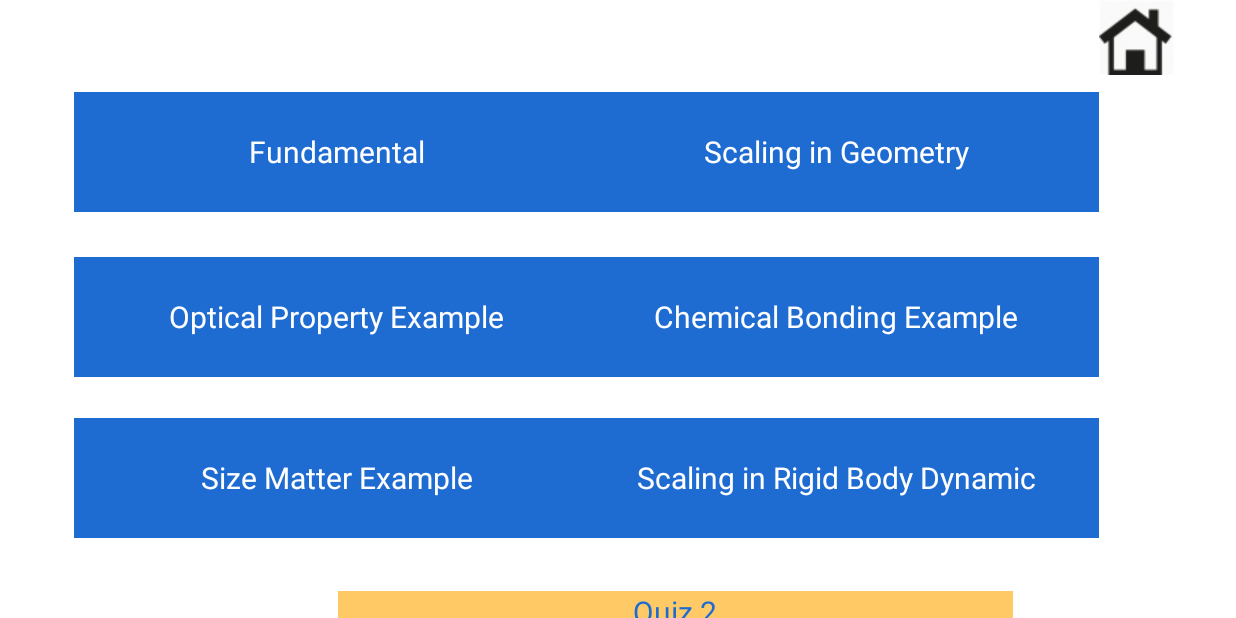
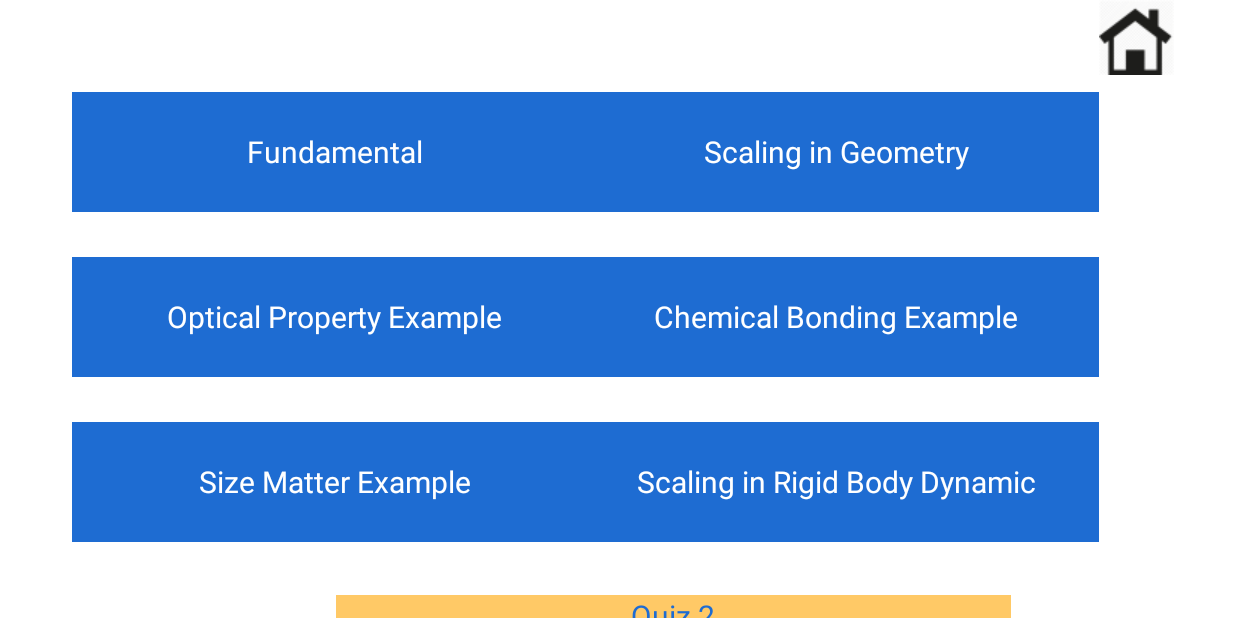
Before and after one commit to Daomaster/NSF_NUE_Project, an Android app: the Scale_activ screen opened directly, with no data from a screen before it, on a phone screen of 824 x 412 dp (held sideways). Run offline under Robolectric (Android 15) with nearby library versions, the light colour scheme and no system bars.

Commit message:
Button Color Fix 2.3.2015

```diff
--- a/app/src/main/res/layout/activity_scale_activ.xml
+++ b/app/src/main/res/layout/activity_scale_activ.xml
@@ -12,14 +12,14 @@
         android:id="@+id/button"
         android:padding="20dp"
         android:textSize="20sp"
-        android:layout_marginLeft="49dp"
-        android:layout_marginStart="49dp"
+        android:layout_marginLeft="48dp"
+        android:layout_marginStart="48dp"
+        android:background="#1e6cd2"
+        android:textColor="#ffffff"
         android:layout_below="@+id/button5"
         android:layout_alignParentLeft="true"
         android:layout_alignParentStart="true"
-        android:layout_marginTop="30dp"
-        android:background="#1e6cd2"
-        android:textColor="#ffffff" />
+        android:layout_marginTop="30dp" />
 
     <Button
         android:layout_width="350dp"
@@ -40,12 +40,12 @@
         android:text="Size Matter Example"
         android:textSize="20sp"
         android:id="@+id/button6"
-        android:layout_marginTop="27dp"
+        android:background="#1e6cd2"
+        android:textColor="#ffffff"
         android:layout_below="@+id/button"
         android:layout_alignLeft="@+id/button"
         android:layout_alignStart="@+id/button"
-        android:background="#1e6cd2"
-        android:textColor="#ffffff" />
+        android:layout_marginTop="30dp" />
 
     <Button
         android:layout_width="350dp"
@@ -54,11 +54,12 @@
         android:text="Scaling in Rigid Body Dynamic"
         android:textSize="20sp"
         android:id="@+id/button7"
-        android:layout_above="@+id/button8"
+        android:background="#1e6cd2"
+        android:textColor="#ffffff"
+        android:layout_below="@+id/button10"
         android:layout_alignLeft="@+id/button10"
         android:layout_alignStart="@+id/button10"
-        android:background="#1e6cd2"
-        android:textColor="#ffffff" />
+        android:layout_marginTop="30dp" />
 
     <Button
         android:layout_width="450dp"
@@ -109,9 +110,10 @@
         android:textAllCaps="false"
         android:id="@+id/button10"
         android:padding="20dp"
-        android:layout_alignTop="@+id/button"
-        android:layout_toLeftOf="@+id/imageButton"
-        android:layout_toStartOf="@+id/imageButton"
         android:background="#1e6cd2"
-        android:textColor="#ffffff" />
+        android:textColor="#ffffff"
+        android:layout_below="@+id/button5"
+        android:layout_alignLeft="@+id/button5"
+        android:layout_alignStart="@+id/button5"
+        android:layout_marginTop="30dp" />
 </RelativeLayout>
```
